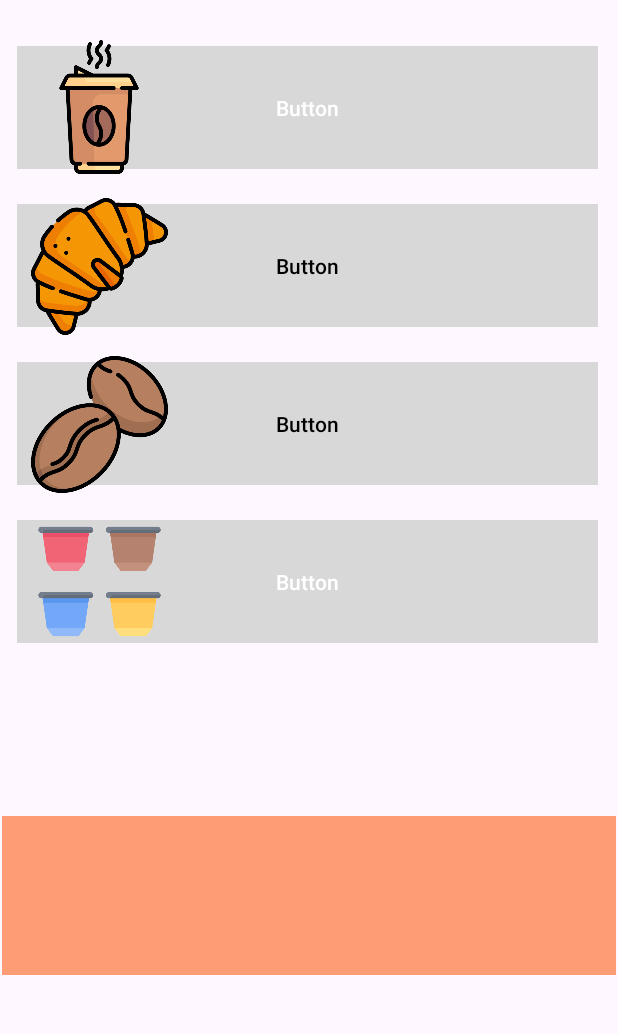
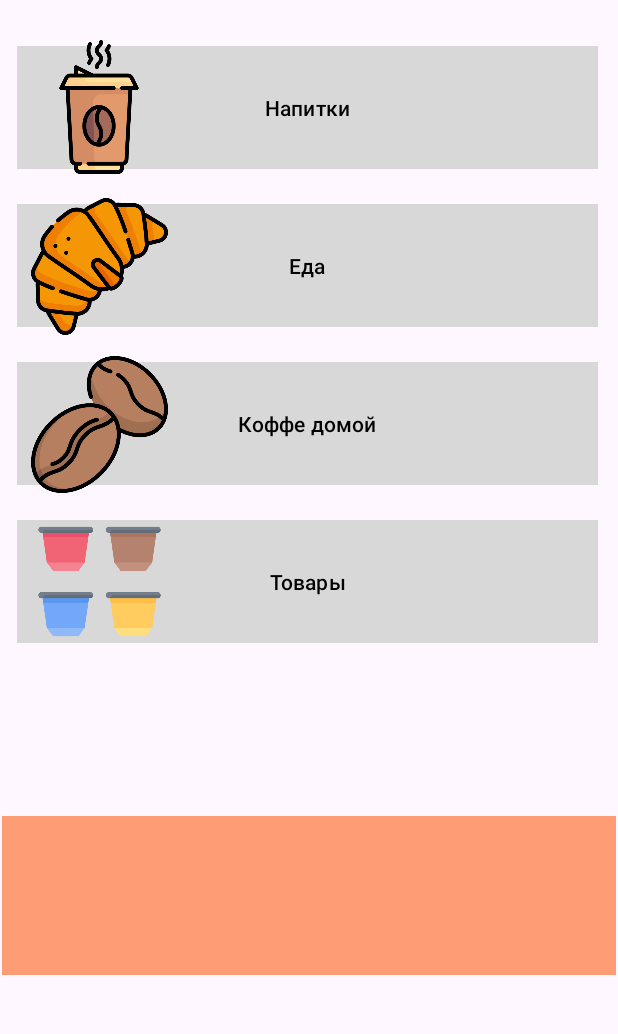
Before and after one commit to Joe6355/Coffe_DSV, an Android app: the screen it shows after launch (MainActivity), on a phone screen of 412 x 824 dp, the part 192-1226 px from its top. Run offline under Robolectric (Android 15) with nearby library versions, the phone set to English and light mode, and no system bars.

Commit message:
Добавил:
Текст
-Кофе
-Еда
-Домашний Кофе
-товары
Айди
-Кофе
-Еда
-Домашний кофе
-товары

```diff
--- a/app/src/main/res/layout/activity_main.xml
+++ b/app/src/main/res/layout/activity_main.xml
@@ -54,6 +54,7 @@
                         android:layout_height="wrap_content"
                         android:layout_weight="1"
                         android:contentDescription="@string/app_name"
+                        android:text="@string/main_menu_text"
                         app:srcCompat="@drawable/ic_launcher_foreground" />
 
                 </LinearLayout>
@@ -83,17 +84,19 @@
                             android:layout_marginRight="10dp"
                             android:layout_marginBottom="10dp"
                             android:backgroundTint="@color/gray"
-                            android:text="Button"
+                            android:text="@string/main_menu_drinks"
+                            android:textColor="#000000"
                             app:cornerRadius="0dp" />
 
                         <ImageView
+                            android:id="@+id/image_coffe"
                             android:layout_width="109dp"
                             android:layout_height="89dp"
-
                             android:layout_marginStart="10dp"
                             android:layout_marginTop="5dp"
                             android:layout_marginEnd="5dp"
-                            android:src="@drawable/imagecoffee" />
+                            android:src="@drawable/imagecoffee"
+                            tools:ignore="ContentDescription" />
 
 
                     </FrameLayout>
@@ -111,18 +114,20 @@
                             android:layout_marginRight="10dp"
                             android:layout_marginBottom="10dp"
                             android:backgroundTint="@color/gray"
-                            android:text="Button"
+                            android:text="@string/main_menu_food"
                             android:textColor="#000000"
                             app:cornerRadius="0dp" />
 
                         <ImageView
+                            android:id="@+id/image_food"
                             android:layout_width="110dp"
                             android:layout_height="91dp"
                             android:layout_marginStart="10dp"
                             android:layout_marginTop="5dp"
                             android:layout_marginEnd="5dp"
                             android:src="@drawable/imagefood"
-                            android:visibility="visible" />
+                            android:visibility="visible"
+                            tools:ignore="ContentDescription" />
                     </FrameLayout>
 
                     <FrameLayout
@@ -138,11 +143,12 @@
                             android:layout_marginRight="10dp"
                             android:layout_marginBottom="10dp"
                             android:backgroundTint="@color/gray"
-                            android:text="Button"
+                            android:text="@string/main_menu_atHomeCoffee"
                             android:textColor="#000000"
                             app:cornerRadius="0dp" />
 
                         <ImageView
+                            android:id="@+id/Image_atHomeCoffe"
                             android:layout_width="110dp"
                             android:layout_height="91dp"
                             android:layout_marginStart="10dp"
@@ -165,10 +171,12 @@
                             android:layout_marginRight="10dp"
                             android:layout_marginBottom="10dp"
                             android:backgroundTint="@color/gray"
-                            android:text="Button"
+                            android:text="@string/main_menu_merchendise"
+                            android:textColor="#000000"
                             app:cornerRadius="0dp" />
 
                         <ImageView
+                            android:id="@+id/image_merchendise"
                             android:layout_width="110dp"
                             android:layout_height="90dp"
                             android:layout_marginStart="10dp"
--- a/app/src/main/res/values/colors.xml
+++ b/app/src/main/res/values/colors.xml
@@ -4,4 +4,5 @@
     <color name="white">#FFFFFFFF</color>
     <color name="gray">#D8D8D8</color>
     <color name="bgmenu">#FEFEFE</color>
+    <color name="orangecolor">#FF8C00</color>
 </resources>
```
